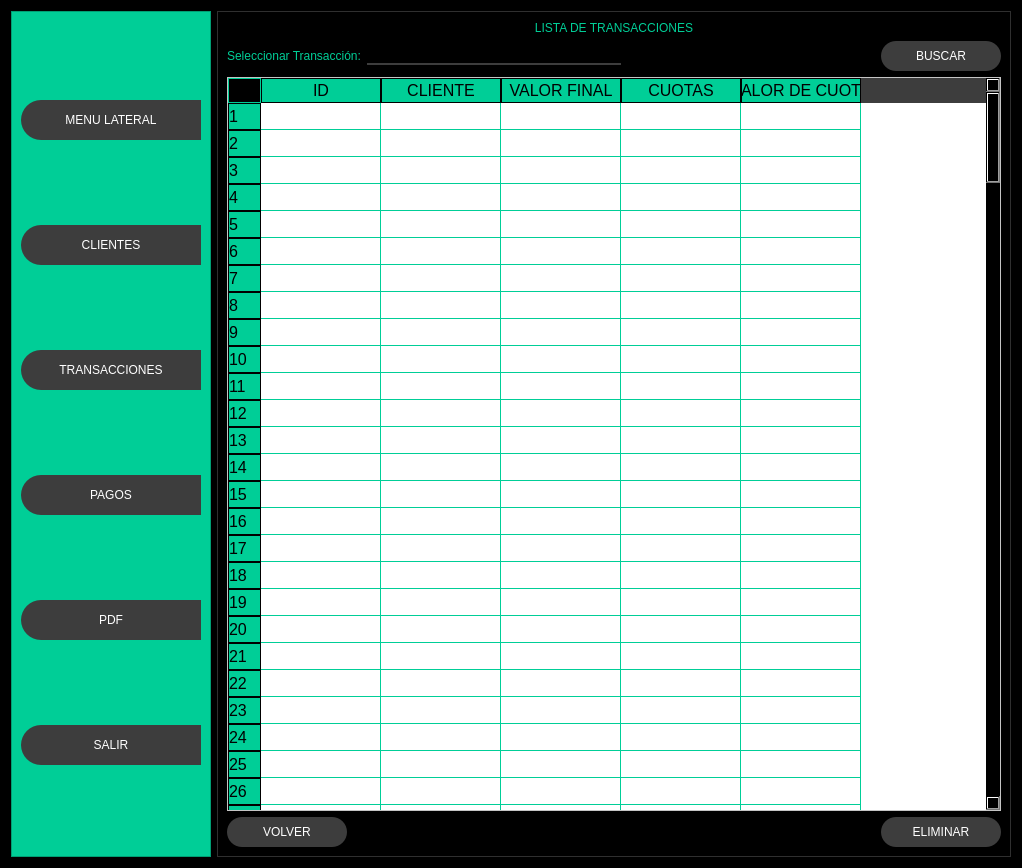
Qt form Front/Proyecto_Inmobiliaria.ui (MartinFernandezSantia/AplicacionPyThonPyQT6) before a commit.
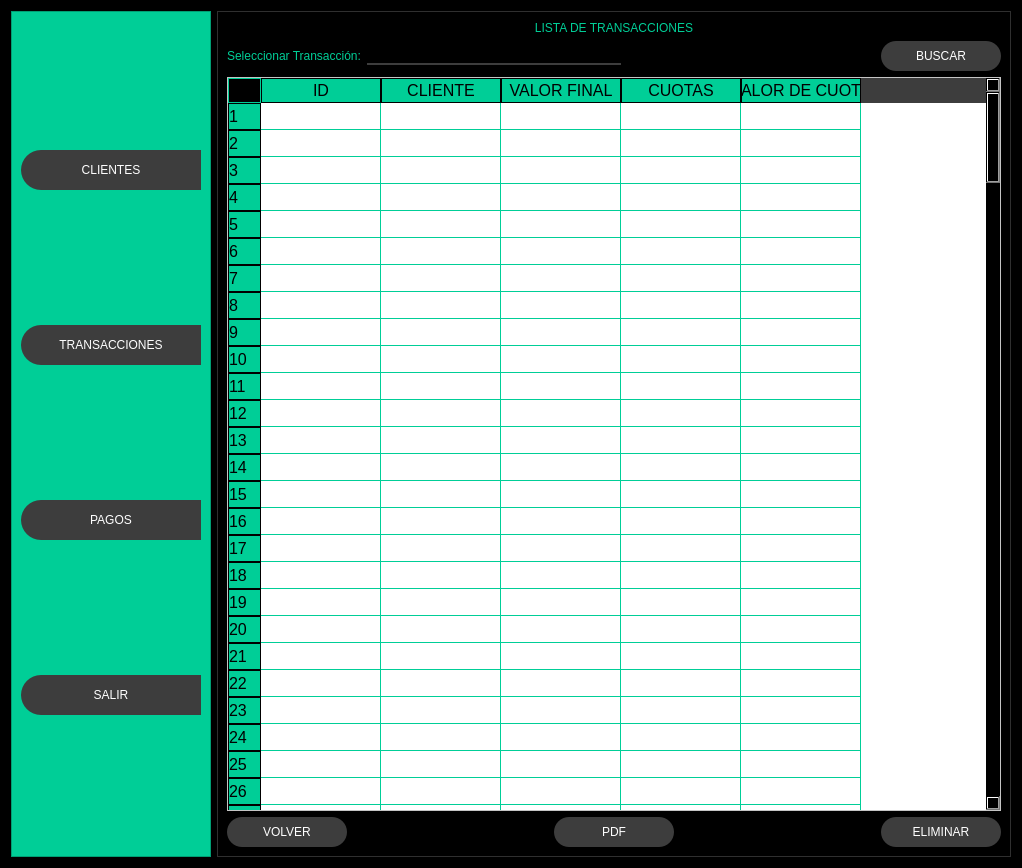
The same form after that commit. The open tabs and pages were chosen to show the change. Icons and pictures are not drawn.

Commit message: Agregue boton listar

Patch:
```diff
--- a/Front/Proyecto_Inmobiliaria.ui
+++ b/Front/Proyecto_Inmobiliaria.ui
@@ -130,29 +130,6 @@
              <enum>QFrame::Shadow::Raised</enum>
             </property>
             <layout class="QVBoxLayout" name="verticalLayout_2">
-             <item>
-              <widget class="QPushButton" name="bt_datos_menulateral">
-               <property name="minimumSize">
-                <size>
-                 <width>0</width>
-                 <height>40</height>
-                </size>
-               </property>
-               <property name="text">
-                <string>MENU LATERAL</string>
-               </property>
-               <property name="icon">
-                <iconset>
-                 <normaloff>img/menu.svg</normaloff>img/menu.svg</iconset>
-               </property>
-               <property name="iconSize">
-                <size>
-                 <width>20</width>
-                 <height>20</height>
-                </size>
-               </property>
-              </widget>
-             </item>
              <item>
               <widget class="QPushButton" name="bt_registrar_menulateral">
                <property name="minimumSize">
@@ -212,30 +189,7 @@
                </property>
                <property name="icon">
                 <iconset>
-                 <normaloff>img/dollar-sign.svg</normaloff>img/dollar-sign.svg</iconset>
-               </property>
-               <property name="iconSize">
-                <size>
-                 <width>20</width>
-                 <height>20</height>
-                </size>
-               </property>
-              </widget>
-             </item>
-             <item>
-              <widget class="QPushButton" name="bt_pdf_menu">
-               <property name="minimumSize">
-                <size>
-                 <width>0</width>
-                 <height>40</height>
-                </size>
-               </property>
-               <property name="text">
-                <string>PDF</string>
-               </property>
-               <property name="icon">
-                <iconset>
-                 <normaloff>img/file-plus.svg</normaloff>img/file-plus.svg</iconset>
+                 <normaloff>../../Python Interfaz PQT5/img/dollar-sign.svg</normaloff>../../Python Interfaz PQT5/img/dollar-sign.svg</iconset>
                </property>
                <property name="iconSize">
                 <size>
@@ -1083,6 +1037,32 @@
                      </property>
                     </spacer>
                    </item>
+                   <item>
+                    <widget class="QPushButton" name="bt_pdf_transaccion">
+                     <property name="minimumSize">
+                      <size>
+                       <width>120</width>
+                       <height>30</height>
+                      </size>
+                     </property>
+                     <property name="text">
+                      <string>PDF</string>
+                     </property>
+                    </widget>
+                   </item>
+                   <item>
+                    <spacer name="horizontalSpacer_39">
+                     <property name="orientation">
+                      <enum>Qt::Orientation::Horizontal</enum>
+                     </property>
+                     <property name="sizeHint" stdset="0">
+                      <size>
+                       <width>40</width>
+                       <height>20</height>
+                      </size>
+                     </property>
+                    </spacer>
+                   </item>
                    <item>
                     <widget class="QPushButton" name="bt_eliminar_transaccion">
                      <property name="minimumSize">
```
Left out of the diff: 64 changed lines with no effect on the pictures. The commit also changes 1 other file.
